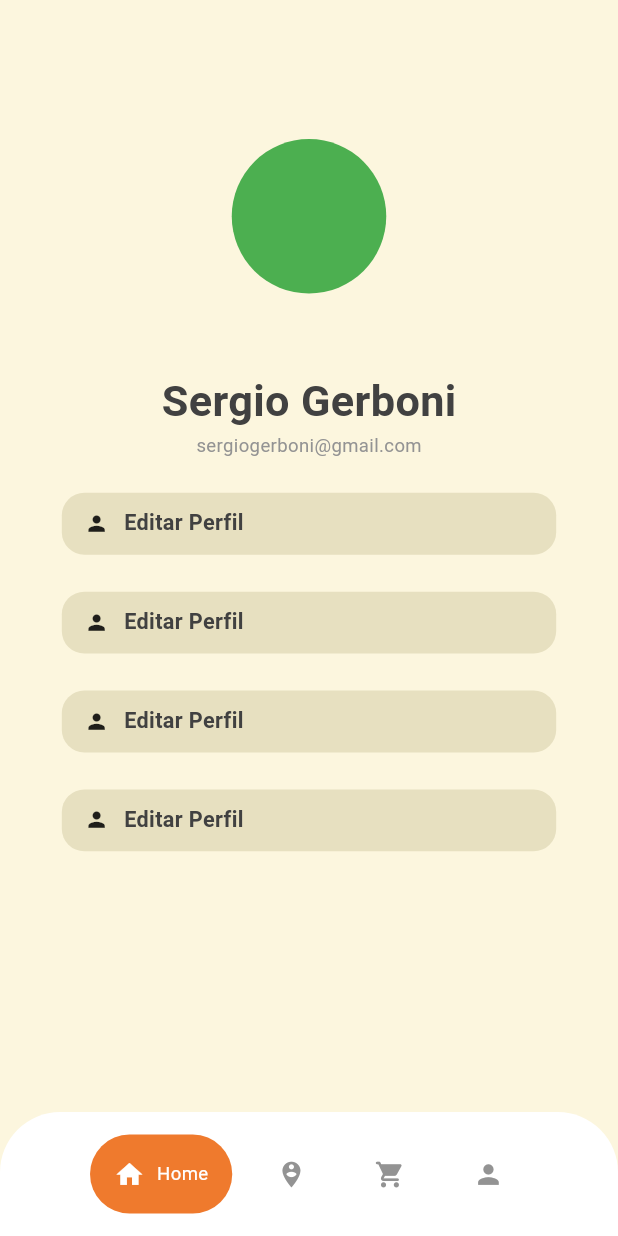
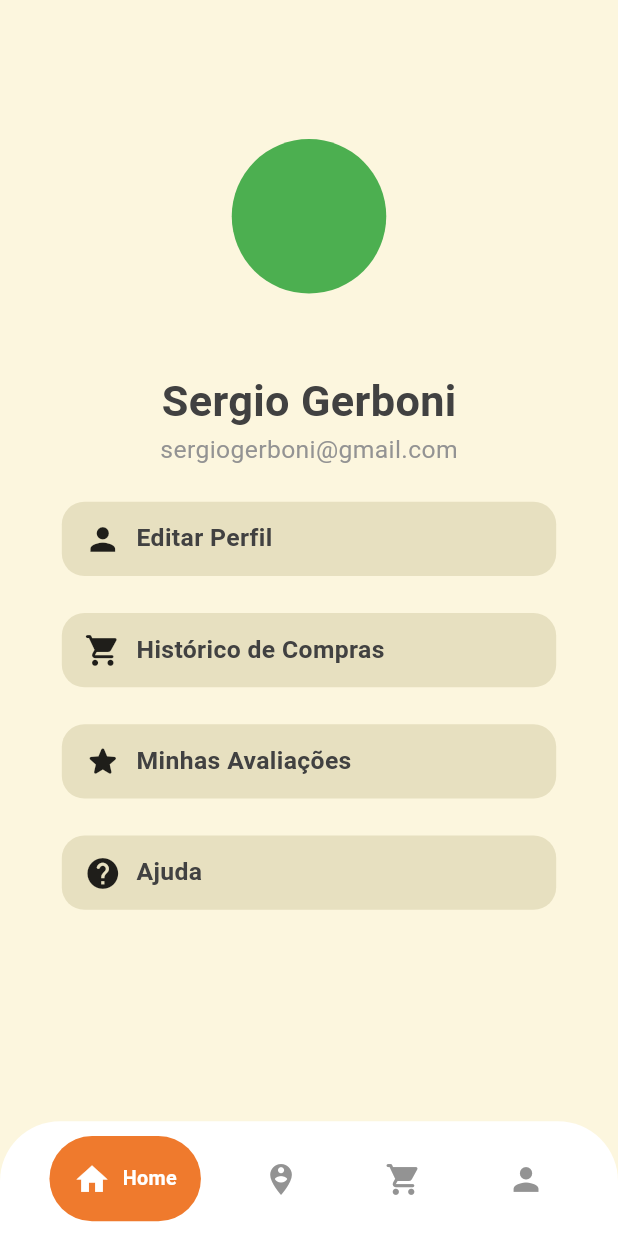
Before and after one commit to Geotryy/hortija-app, a Flutter app: the BaseScreen screen opened directly, swiped to page 4, on a phone screen of 412 x 824 dp. Run offline on Flutter 3.47's test engine with Material 3 defaults, Android fonts, the phone set to English and light mode, and no system bars; drawn by our look-alikes of google_nav_bar.

Commit message:
melhorias na tela de perfil

```diff
--- a/lib/main.dart
+++ b/lib/main.dart
@@ -1,6 +1,6 @@
 import 'package:flutter/material.dart';
-import 'package:hortija_startup/screens/base/base_screen.dart';
 import 'package:hortija_startup/screens/welcome_screen.dart';
+import 'package:hortija_startup/theme/colors.dart';
 
 
 void main() {
@@ -15,9 +15,9 @@
   Widget build(BuildContext context) {
     return MaterialApp(
       debugShowCheckedModeBanner: false,
-      title: 'Flutter Demo',
+      title: 'HortiJá',
       theme: ThemeData(
-        colorScheme: ColorScheme.fromSeed(seedColor: Colors.deepPurple),
+        colorScheme: ColorScheme.fromSeed(seedColor: AppColors.background),
         useMaterial3: true,
       ),
       home: WelcomeScreen(),
--- a/lib/screens/base/base_screen.dart
+++ b/lib/screens/base/base_screen.dart
@@ -33,7 +33,7 @@ class _BaseScreenState extends State<BaseScreen> {
               Container(
                 color: AppColors.background,
               ),
-             ProfileScreen()
+              ProfileScreen()
             ]),
         bottomNavigationBar: Container(
             decoration: BoxDecoration(
@@ -42,7 +42,7 @@ class _BaseScreenState extends State<BaseScreen> {
                     topRight: Radius.circular(40),
                     topLeft: Radius.circular(40))),
             child: Padding(
-              padding: const EdgeInsets.symmetric(horizontal: 60, vertical: 15),
+              padding: EdgeInsets.symmetric(horizontal: SizeConfig.wp(8), vertical: SizeConfig.hp(1.2)),
               child: GNav(
                   selectedIndex: currentIndex,
                   gap: 8,
@@ -57,8 +57,11 @@ class _BaseScreenState extends State<BaseScreen> {
                   },
                   tabs: [
                     CustomGButton(icon: Icons.home, text: "Home"),
-                    CustomGButton(icon: Icons.person_pin_circle, text: "Produtores"),
-                    CustomGButton(icon: Icons.local_grocery_store_rounded, text: "Compras"),
+                    CustomGButton(
+                        icon: Icons.person_pin_circle, text: "Produtores"),
+                    CustomGButton(
+                        icon: Icons.local_grocery_store_rounded,
+                        text: "Compras"),
                     CustomGButton(icon: Icons.person_sharp, text: "Home"),
                   ]),
             )));
@@ -68,13 +71,14 @@ class _BaseScreenState extends State<BaseScreen> {
 class CustomGButton extends GButton {
   CustomGButton({super.key, required super.icon, required super.text})
       : super(
-          iconSize: SizeConfig.wp(5),
+          iconSize: SizeConfig.wp(6),
           iconActiveColor: Colors.white,
           iconColor: AppColors.iconGray,
           textColor: AppColors.iconGray,
           textStyle: TextStyle(
-            fontSize: SizeConfig.hp(1.5),
+            fontSize: SizeConfig.hp(1.6),
             color: Colors.white,
+            fontWeight: FontWeight.bold
           ),
         );
 }
--- a/lib/screens/login/login_screen.dart
+++ b/lib/screens/login/login_screen.dart
@@ -3,8 +3,8 @@ import 'package:hortija_startup/config/size_config.dart';
 import 'package:hortija_startup/features/custom_button.dart';
 import 'package:hortija_startup/features/custom_text_field.dart';
 import 'package:hortija_startup/features/text_custom_auth.dart';
-import 'package:hortija_startup/screens/base_screen.dart';
-import 'package:hortija_startup/screens/sign_up_screen.dart';
+import 'package:hortija_startup/screens/auth/sign_up/sign_up_screen.dart';
+import 'package:hortija_startup/screens/base/base_screen.dart';
 import 'package:hortija_startup/theme/colors.dart';
 
 class LoginScreen extends StatefulWidget {
--- a/lib/screens/profile/custom_card_profile.dart
+++ b/lib/screens/profile/custom_card_profile.dart
@@ -26,12 +26,12 @@ class _CustomCardProfileState extends State<CustomCardProfile> {
               ),
               color: AppColors.cardBG),
           width: SizeConfig.screenWidth,
-          height: SizeConfig.hp(5),
+          height: SizeConfig.hp(6),
           child: Row(
             children: [
               Icon(
                 widget.icon,
-                size: SizeConfig.wp(4),
+                size: SizeConfig.wp(6),
               ),
               SizedBox(
                 width: 10,
@@ -39,7 +39,7 @@ class _CustomCardProfileState extends State<CustomCardProfile> {
               Text(
                 widget.text,
                 style: TextStyle(
-                    fontSize: SizeConfig.wp(3.5),
+                    fontSize: SizeConfig.wp(4),
                     color: AppColors.primaryText,
                     fontWeight: FontWeight.w600),
               )
--- a/lib/screens/profile/profile_screen.dart
+++ b/lib/screens/profile/profile_screen.dart
@@ -40,15 +40,15 @@ class _ProfileScreenState extends State<ProfileScreen> {
                 Text(
                   "sergiogerboni@gmail.com",
                   style: TextStyle(
-                      color: AppColors.iconGray, fontSize: SizeConfig.wp(3)),
+                      color: AppColors.iconGray, fontSize: SizeConfig.wp(4)),
                 ),
                 SizedBox(
                   height: 10,
                 ),
                 CustomCardProfile(text: "Editar Perfil", icon: Icons.person),
-                CustomCardProfile(text: "Editar Perfil", icon: Icons.person),
-                CustomCardProfile(text: "Editar Perfil", icon: Icons.person),
-                CustomCardProfile(text: "Editar Perfil", icon: Icons.person),
+                CustomCardProfile(text: "Histórico de Compras", icon: Icons.shopping_cart_rounded),
+                CustomCardProfile(text: "Minhas Avaliações", icon: Icons.star_rounded),
+                CustomCardProfile(text: "Ajuda", icon: Icons.help_rounded)
               ],
             ),
           ),
```
Also changed, not shown: lib/screens/home/custom_card_category.dart (added, +33 -0 lines), lib/screens/home/home_screen.dart (added, +15 -0 lines).
